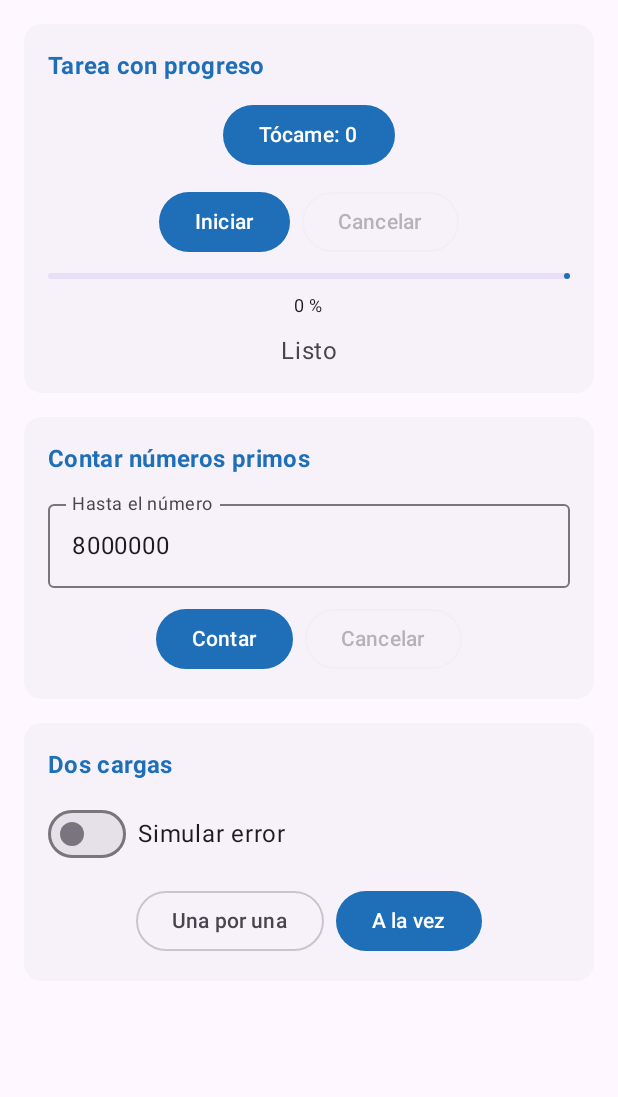
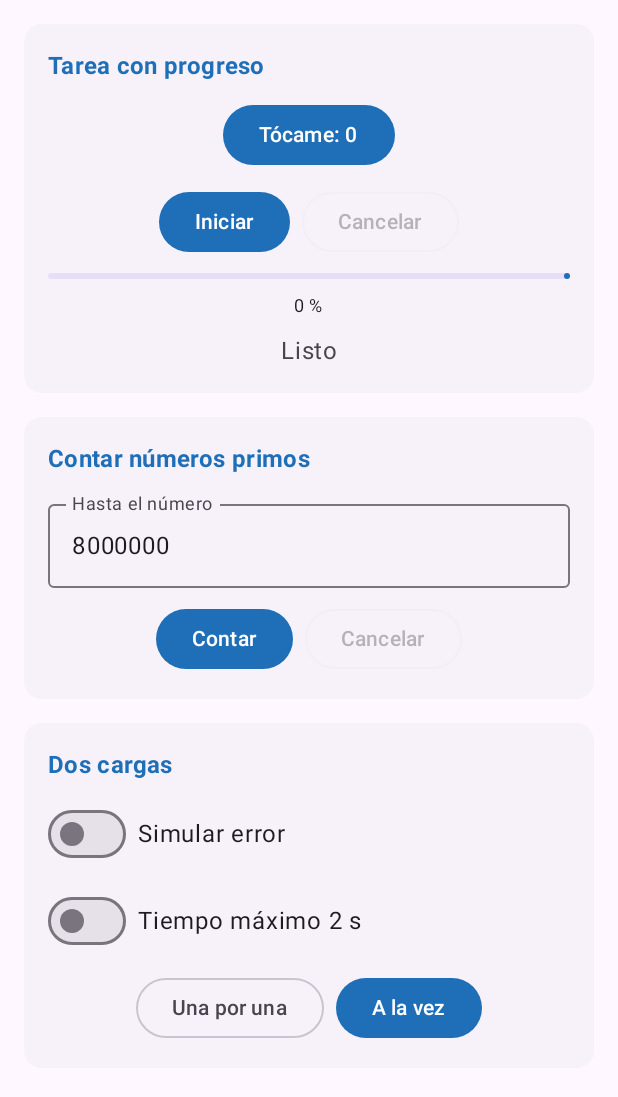
Before and after one commit to LIngaMarin/CentroTareas, an Android app built with Jetpack Compose: the screen it shows after launch (MainActivity), on a phone screen of 412 x 824 dp, the part 96-1193 px from its top. Run offline under Robolectric (Android 15) with nearby library versions, the phone set to English and light mode, and no system bars.

Commit message:
feat(ia): tiempo maximo de carga con withTimeout

```diff
--- a/app/src/main/java/com/ingamarin/centrotareas/ui/PantallaTareas.kt
+++ b/app/src/main/java/com/ingamarin/centrotareas/ui/PantallaTareas.kt
@@ -56,6 +56,7 @@ fun PantallaTareas(vm: TareasViewModel) {
     val hastaContado by vm.hastaContado.collectAsStateWithLifecycle()
     val carga by vm.carga.collectAsStateWithLifecycle()
     val simularError by vm.simularError.collectAsStateWithLifecycle()
+    val limitarTiempo by vm.limitarTiempo.collectAsStateWithLifecycle()
     // Por defecto 8 000 000: con 500 000 tardaba ~100 ms en este emulador; la guia pide entre 2 y 5 s
     var textoHasta by rememberSaveable { mutableStateOf("8000000") }
 
@@ -131,6 +132,14 @@ fun PantallaTareas(vm: TareasViewModel) {
                 ) {
                     Switch(checked = simularError, onCheckedChange = { vm.cambiarSimularError(it) })
                     Text("Simular error")
+                }
+                Row(
+                    modifier = Modifier.fillMaxWidth(),
+                    verticalAlignment = Alignment.CenterVertically,
+                    horizontalArrangement = Arrangement.spacedBy(8.dp)
+                ) {
+                    Switch(checked = limitarTiempo, onCheckedChange = { vm.cambiarLimitarTiempo(it) })
+                    Text("Tiempo máximo 2 s")
                 }
                 Row(horizontalArrangement = Arrangement.spacedBy(8.dp)) {
                     OutlinedButton(onClick = { vm.cargarUnaPorUna() }, enabled = !cargando) { Text("Una por una") }
--- a/app/src/main/java/com/ingamarin/centrotareas/viewmodel/TareasViewModel.kt
+++ b/app/src/main/java/com/ingamarin/centrotareas/viewmodel/TareasViewModel.kt
@@ -9,6 +9,7 @@ import com.ingamarin.centrotareas.model.PrimosUi
 import kotlinx.coroutines.CancellationException
 import kotlinx.coroutines.Dispatchers
 import kotlinx.coroutines.Job
+import kotlinx.coroutines.TimeoutCancellationException
 import kotlinx.coroutines.async
 import kotlinx.coroutines.coroutineScope
 import kotlinx.coroutines.delay
@@ -17,9 +18,15 @@ import kotlinx.coroutines.flow.StateFlow
 import kotlinx.coroutines.flow.asStateFlow
 import kotlinx.coroutines.launch
 import kotlinx.coroutines.withContext
+import kotlinx.coroutines.withTimeout
 
 /** Estado de las tres tarjetas. Solo conoce la interface del Repository (no Context ni Composables). */
 class TareasViewModel(private val repo: TareasRepository) : ViewModel() {
+
+    companion object {
+        /** Tiempo maximo de una carga cuando el interruptor esta activo. */
+        const val LIMITE_MS = 2000L
+    }
 
     // ----- Tarea con progreso (pasos 1 a 4)
     private val _mensaje = MutableStateFlow("Listo")
@@ -112,6 +119,15 @@ class TareasViewModel(private val repo: TareasRepository) : ViewModel() {
         _simularError.value = valor
     }
 
+    // ---------- Mejora IA 1: tiempo maximo ----------
+    // Interruptor "Tiempo maximo 2 s": si esta activo, la carga se corta con withTimeout
+    private val _limitarTiempo = MutableStateFlow(false)
+    val limitarTiempo: StateFlow<Boolean> = _limitarTiempo.asStateFlow()
+
+    fun cambiarLimitarTiempo(valor: Boolean) {
+        _limitarTiempo.value = valor
+    }
+
     /** Perfil (2 s) y despues pedidos (3 s): 2 + 3 = unos 5 s. */
     fun cargarUnaPorUna() = cargar("Una por una") {
         val perfil = repo.cargarPerfil()
@@ -141,8 +157,12 @@ class TareasViewModel(private val repo: TareasRepository) : ViewModel() {
         viewModelScope.launch {
             val inicio = System.currentTimeMillis()
             try {
-                val (perfil, pedidos) = obtener()
+                val (perfil, pedidos) =
+                    if (_limitarTiempo.value) withTimeout(LIMITE_MS) { obtener() } else obtener()
                 _carga.value = CargaUi.Exito(modo, perfil, pedidos.size, System.currentTimeMillis() - inicio)
+            } catch (e: TimeoutCancellationException) {
+                // Va ANTES que CancellationException: es una subclase suya
+                _carga.value = CargaUi.Error("Tardó demasiado (más de ${LIMITE_MS / 1000} s)")
             } catch (e: CancellationException) {
                 throw e
             } catch (e: Exception) {
```
Also changed, not shown: 1 other file.
